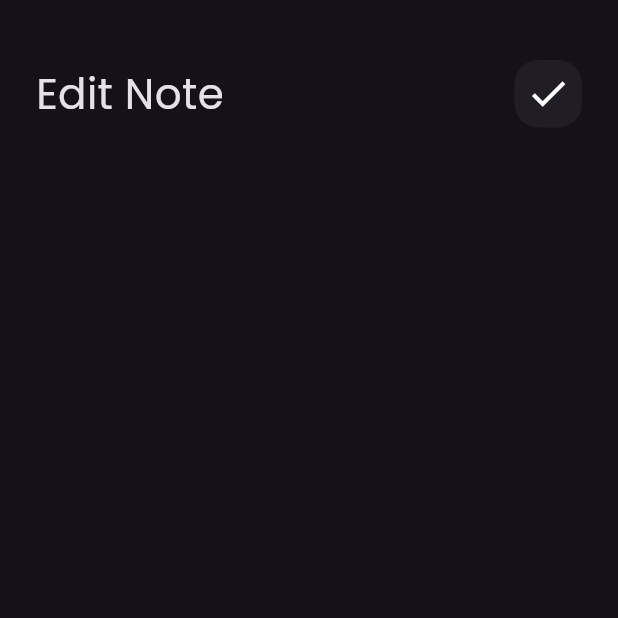
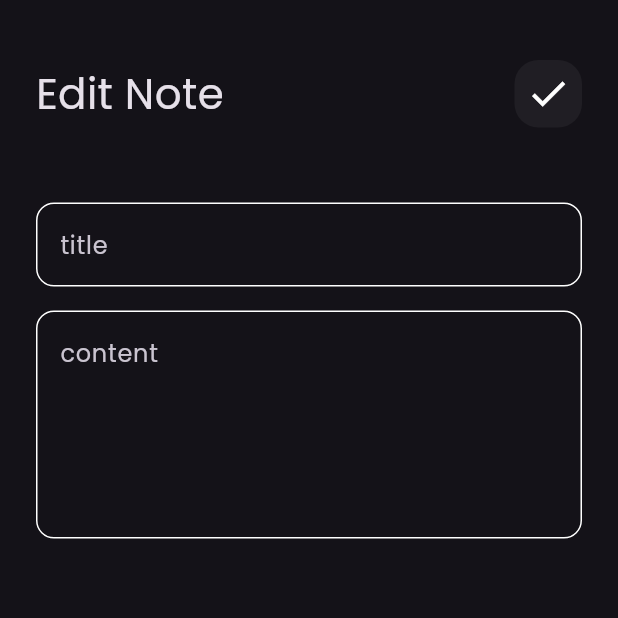
Before and after one commit to Rofaida-Asem/notes_app, a Flutter app: the EditNoteView screen opened directly, on a phone screen of 412 x 824 dp, the top half of it. Run offline on Flutter 3.47's test engine with Material 3 defaults, Android fonts, the phone set to English and light mode, and no system bars; our stand-ins replace font_awesome_flutter.

Commit message:
edit note view ui done

```diff
--- a/lib/views/widgets/edit_note_viewBody.dart
+++ b/lib/views/widgets/edit_note_viewBody.dart
@@ -1,5 +1,6 @@
 import 'package:flutter/material.dart';
 import 'package:notes_app/views/widgets/custom_app_bar.dart';
+import 'package:notes_app/views/widgets/custom_text_field.dart';
 
 class EditNoteViewBody extends StatelessWidget {
   const EditNoteViewBody({super.key});
@@ -8,15 +9,26 @@ class EditNoteViewBody extends StatelessWidget {
   Widget build(BuildContext context) {
     return Padding(
       padding: const EdgeInsets.symmetric(horizontal: 24.0),
-      child: Column(
+      child: const Column(
         children: [
-          const SizedBox(
+          SizedBox(
             height: 40,
           ),
           CustomAppBar(
             title: 'Edit Note',
             icon: Icons.check,
           ),
+          SizedBox(
+            height: 50,
+          ),
+          CustomTextField(hintText: 'title'),
+          SizedBox(
+            height: 16,
+          ),
+          CustomTextField(
+            hintText: 'content',
+            maxLines: 5,
+          ),
         ],
       ),
     );
```
